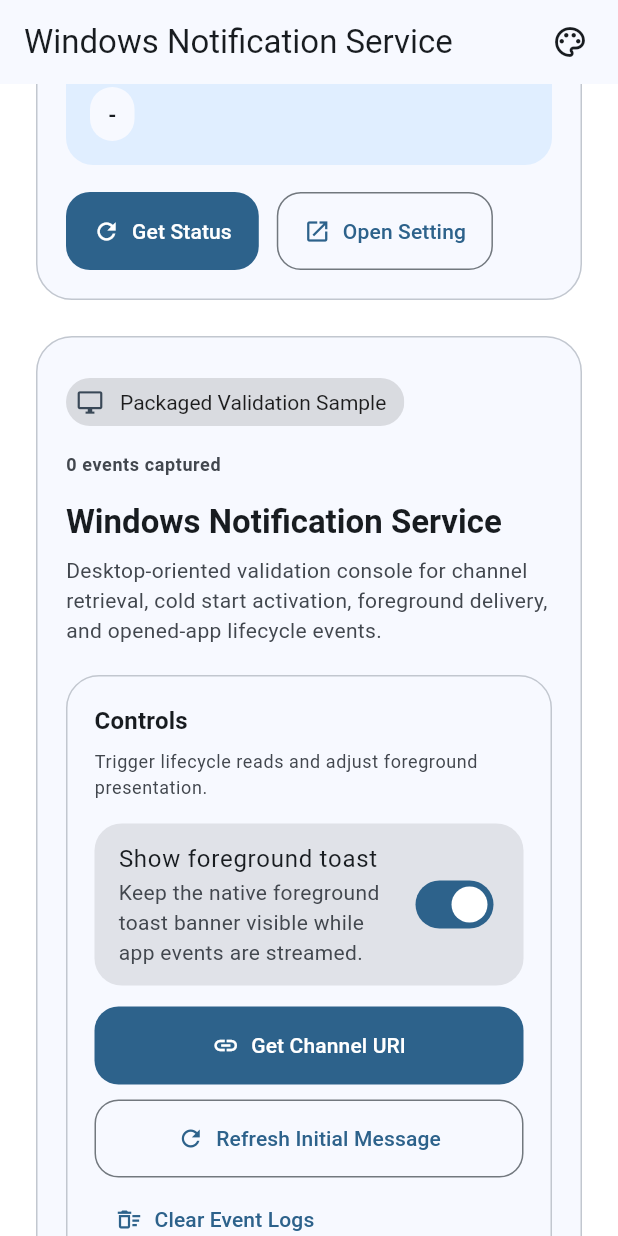
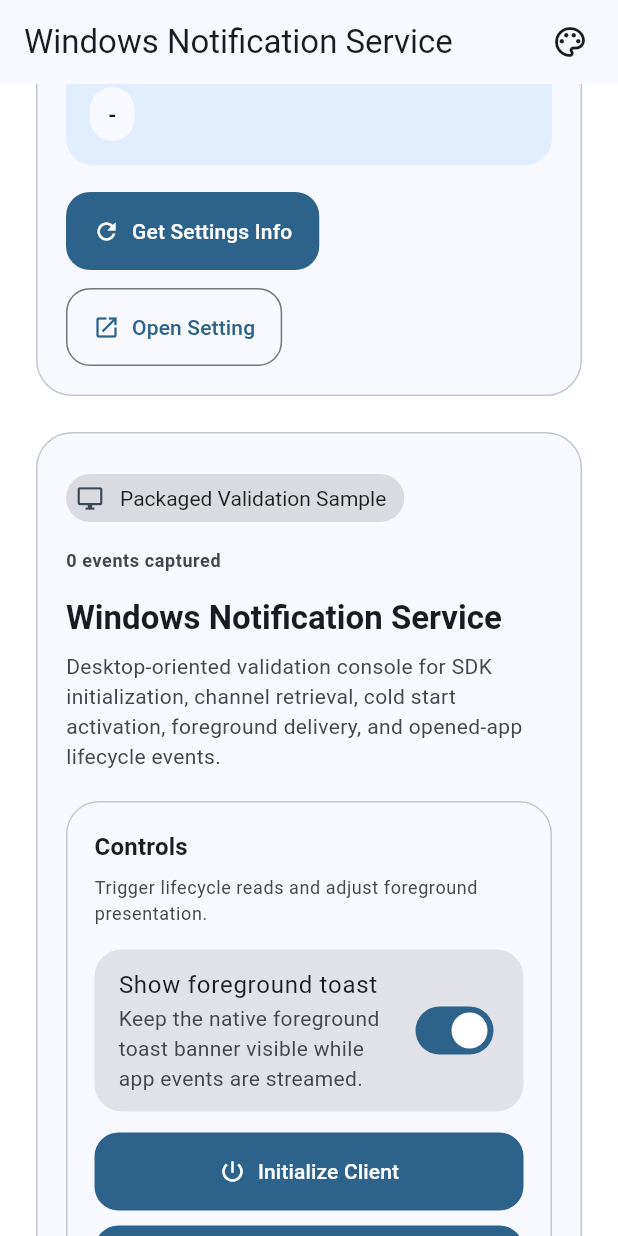
Before and after one commit to fapirus/wns_flutter, a Flutter app: the screen it shows after launch, scrolled down 576 dp, after a tap on "Open Setting", on a phone screen of 412 x 824 dp. Run offline on Flutter 3.47's test engine with Material 3 defaults, Android fonts, the phone set to English and light mode, and no system bars.

Commit message:
refactor(example): validate new SDK client flow
- Switch the sample client to WnsClient and WnsNotificationSettings as the default validation path.
- Add initialize, request channel, close channel, initial activation, expiration, and error detail surfaces.
- Keep legacy foreground presentation as a compatibility-only control.

- 샘플 클라이언트 기본 검증 경로를 WnsClient와 WnsNotificationSettings로 전환했다.
- initialize, request channel, close channel, initial activation, expiration, error detail 화면을 추가했다.
- legacy foreground presentation은 호환성 전용 컨트롤로 유지했다.

```diff
--- a/example/lib/controller/wns_example_controller.dart
+++ b/example/lib/controller/wns_example_controller.dart
@@ -12,9 +12,7 @@ class WnsExampleController extends ChangeNotifier {
   }) : _client = client,
        _now = now ?? DateTime.now {
     _messageSubscription = _client.onMessage.listen(_handleIncomingMessage);
-    _openedAppSubscription = _client.onMessageOpenedApp.listen(
-      _handleOpenedAppMessage,
-    );
+    _activationSubscription = _client.onActivation.listen(_handleActivation);
   }
 
   static const int _maxEntries = 50;
@@ -22,27 +20,40 @@ class WnsExampleController extends ChangeNotifier {
   final WnsDemoClient _client;
   final DateTime Function() _now;
 
-  StreamSubscription<WindowsIncomingMessage>? _messageSubscription;
-  StreamSubscription<WindowsNotificationActivation>? _openedAppSubscription;
+  StreamSubscription<WnsMessage>? _messageSubscription;
+  StreamSubscription<WnsActivation>? _activationSubscription;
 
+  bool _initialized = false;
   String _channelUri = '-';
-  WindowsNotificationActivation? _initialMessage;
-  DateTime? _initialMessageCheckedAt;
+  DateTime? _channelExpirationTime;
+  bool? _channelIsExpired;
+  WnsActivation? _initialActivation;
+  DateTime? _initialActivationCheckedAt;
   bool _foregroundAlert = true;
-  WnsNotificationStatus? _notificationStatus;
+  WnsNotificationSettingsInfo? _notificationSettingsInfo;
   final List<WnsEventLogEntry> _eventLogs = <WnsEventLogEntry>[];
 
+  bool get initialized => _initialized;
   String get channelUri => _channelUri;
-  WindowsNotificationActivation? get initialMessage => _initialMessage;
-  DateTime? get initialMessageCheckedAt => _initialMessageCheckedAt;
+  DateTime? get channelExpirationTime => _channelExpirationTime;
+  bool? get channelIsExpired => _channelIsExpired;
+  WnsActivation? get initialActivation => _initialActivation;
+  DateTime? get initialActivationCheckedAt => _initialActivationCheckedAt;
   bool get foregroundAlert => _foregroundAlert;
-  WnsNotificationStatus? get notificationStatus => _notificationStatus;
+  WnsNotificationSettingsInfo? get notificationSettingsInfo =>
+      _notificationSettingsInfo;
   List<WnsEventLogEntry> get eventLogs => List<WnsEventLogEntry>.unmodifiable(
     _eventLogs,
   );
 
-  Future<void> loadNotificationStatus() async {
-    _notificationStatus = await _client.getNotificationSettingStatus();
+  Future<void> initialize() async {
+    await _client.initialize();
+    _initialized = true;
+    notifyListeners();
+  }
+
+  Future<void> loadNotificationSettingsInfo() async {
+    _notificationSettingsInfo = await _client.getNotificationSettingsInfo();
     notifyListeners();
   }
 
@@ -50,15 +61,25 @@ class WnsExampleController extends ChangeNotifier {
     return _client.openNotificationSettingPage();
   }
 
-  Future<void> loadChannelUri() async {
-    final channel = await _client.getChannelUri();
+  Future<void> requestChannel() async {
+    final channel = await _client.requestChannel();
     _channelUri = channel.uri;
+    _channelExpirationTime = channel.expirationTime;
+    _channelIsExpired = channel.isExpired;
     notifyListeners();
   }
 
-  Future<void> refreshInitialMessage() async {
-    _initialMessage = await _client.getInitialMessage();
-    _initialMessageCheckedAt = _now();
+  Future<void> closeChannel() async {
+    await _client.closeChannel();
+    _channelUri = '-';
+    _channelExpirationTime = null;
+    _channelIsExpired = null;
+    notifyListeners();
+  }
+
+  Future<void> refreshInitialActivation() async {
+    _initialActivation = await _client.getInitialActivation();
+    _initialActivationCheckedAt = _now();
     notifyListeners();
   }
 
@@ -73,29 +94,33 @@ class WnsExampleController extends ChangeNotifier {
     notifyListeners();
   }
 
-  void _handleIncomingMessage(WindowsIncomingMessage message) {
+  void _handleIncomingMessage(WnsMessage message) {
     _addLog(
       WnsEventLogEntry(
         source: WnsEventLogSource.foregroundMessage,
         loggedAt: _now(),
         sourceTimestamp: message.receivedAt,
-        arguments: message.arguments,
+        notificationType: message.type,
+        messageSource: message.source,
+        arguments: message.payload.launchArguments ?? '',
         data: message.payload.data,
         userInput: const <String, String>{},
-        rawPayload: message.payload.rawPayload,
+        rawPayload: message.payload.xml ?? message.payload.rawText,
       ),
     );
   }
 
-  void _handleOpenedAppMessage(WindowsNotificationActivation activation) {
+  void _handleActivation(WnsActivation activation) {
     _addLog(
       WnsEventLogEntry(
         source: WnsEventLogSource.openedApp,
         loggedAt: _now(),
-        arguments: activation.arguments,
+        notificationType: activation.type,
+        activationKind: activation.kind,
+        arguments: activation.payload.launchArguments ?? '',
         data: activation.payload.data,
         userInput: activation.userInput,
-        rawPayload: activation.payload.rawPayload,
+        rawPayload: activation.payload.xml ?? activation.payload.rawText,
       ),
     );
   }
@@ -111,7 +136,7 @@ class WnsExampleController extends ChangeNotifier {
   @override
   void dispose() {
     _messageSubscription?.cancel();
-    _openedAppSubscription?.cancel();
+    _activationSubscription?.cancel();
     super.dispose();
   }
 }
--- a/example/lib/model/wns_event_log_entry.dart
+++ b/example/lib/model/wns_event_log_entry.dart
@@ -1,4 +1,5 @@
 import 'package:flutter/foundation.dart';
+import 'package:wns_flutter/wns_flutter.dart';
 
 enum WnsEventLogSource {
   foregroundMessage,
@@ -13,6 +14,9 @@ class WnsEventLogEntry {
     required this.arguments,
     required this.data,
     required this.userInput,
+    this.notificationType = WnsNotificationType.unknown,
+    this.messageSource,
+    this.activationKind,
     this.sourceTimestamp,
     this.rawPayload,
   });
@@ -20,6 +24,9 @@ class WnsEventLogEntry {
   final WnsEventLogSource source;
   final DateTime loggedAt;
   final DateTime? sourceTimestamp;
+  final WnsNotificationType notificationType;
+  final WnsMessageSource? messageSource;
+  final WnsActivationKind? activationKind;
   final String arguments;
   final Map<String, String> data;
   final Map<String, String> userInput;
--- a/example/lib/windows_notification_service_card.dart
+++ b/example/lib/windows_notification_service_card.dart
@@ -4,6 +4,7 @@ import 'package:flutter/services.dart';
 import 'package:wns_flutter_example/controller/wns_example_controller.dart';
 import 'package:wns_flutter_example/model/wns_event_log_entry.dart';
 import 'package:wns_flutter_example/wns_demo_client.dart';
+import 'package:wns_flutter_example/wns_error_details.dart';
 
 class WindowsNotificationServiceCard extends StatefulWidget {
   const WindowsNotificationServiceCard({super.key, required this.client});
@@ -23,7 +24,6 @@ class _WindowsNotificationServiceCardState
   void initState() {
     super.initState();
     _controller = WnsExampleController(client: widget.client);
-    _controller.refreshInitialMessage().catchError(_showErrorDialog);
   }
 
   @override
@@ -77,7 +77,7 @@ class _WindowsNotificationServiceCardState
                 ),
                 const SizedBox(height: 8),
                 Text(
-                  'Desktop-oriented validation console for channel retrieval, cold start activation, foreground delivery, and opened-app lifecycle events.',
+                  'Desktop-oriented validation console for SDK initialization, channel retrieval, cold start activation, foreground delivery, and opened-app lifecycle events.',
                   style: theme.textTheme.bodyMedium?.copyWith(
                     color: colorScheme.onSurfaceVariant,
                   ),
@@ -139,12 +139,43 @@ class _WindowsNotificationServiceCardState
       return;
     }
 
-    final message = error.toString();
+    final details = formatWnsError(error);
     await showDialog<void>(
       context: context,
       builder: (context) => AlertDialog(
-        title: const Text('Error'),
-        content: Text(message),
+        title: Text(details.title),
+        content: Column(
+          mainAxisSize: MainAxisSize.min,
+          crossAxisAlignment: CrossAxisAlignment.start,
+          children: [
+            if (details.code != null) ...[
+              Text(
+                'Code: ${details.code}',
+                style: const TextStyle(fontWeight: FontWeight.bold),
+              ),
+              const SizedBox(height: 8),
+            ],
+            Text(details.message),
+            if (details.recoveryHint != null) ...[
+              const SizedBox(height: 8),
+              Text('Recovery: ${details.recoveryHint}'),
+            ],
+            if (details.details != null) ...[
+              const SizedBox(height: 8),
+              Text('Details: ${details.details}'),
+            ],
+            const SizedBox(height: 16),
+            const Text(
+              'Raw:',
+              style: TextStyle(color: Colors.grey, fontSize: 12),
+            ),
+            const SizedBox(height: 4),
+            Text(
+              details.raw,
+              style: const TextStyle(color: Colors.grey, fontSize: 12),
+            ),
+          ],
+        ),
         actions: [
           TextButton(
             onPressed: () => Navigator.of(context).pop(),
@@ -201,25 +232,49 @@ class _ControlsSection extends StatelessWidget {
           FilledButton.icon(
             onPressed: () async {
               try {
-                await controller.loadChannelUri();
+                await controller.initialize();
+              } catch (error) {
+                await onError(error);
+              }
+            },
+            icon: const Icon(Icons.power_settings_new_outlined),
+            label: const Text('Initialize Client'),
+          ),
+          const SizedBox(height: 10),
+          FilledButton.icon(
+            onPressed: () async {
+              try {
+                await controller.requestChannel();
               } catch (error) {
                 await onError(error);
               }
             },
             icon: const Icon(Icons.link_outlined),
-            label: const Text('Get Channel URI'),
+            label: const Text('Request Channel'),
           ),
           const SizedBox(height: 10),
           OutlinedButton.icon(
             onPressed: () async {
               try {
-                await controller.refreshInitialMessage();
+                await controller.closeChannel();
+              } catch (error) {
+                await onError(error);
+              }
+            },
+            icon: const Icon(Icons.link_off_outlined),
+            label: const Text('Close Channel'),
+          ),
+          const SizedBox(height: 10),
+          OutlinedButton.icon(
+            onPressed: () async {
+              try {
+                await controller.refreshInitialActivation();
               } catch (error) {
                 await onError(error);
               }
             },
             icon: const Icon(Icons.refresh),
-            label: const Text('Refresh Initial Message'),
+            label: const Text('Refresh Initial Activation'),
           ),
           const SizedBox(height: 4),
           Align(
@@ -248,7 +303,7 @@ class _SummarySection extends StatelessWidget {
 
   @override
   Widget build(BuildContext context) {
-    final initialMessage = controller.initialMessage;
+    final initialActivation = controller.initialActivation;
 
     return _SectionPanel(
       title: 'Summary',
@@ -262,7 +317,16 @@ class _SummarySection extends StatelessWidget {
             children: [
               Chip(
                 label: Text(
-                  initialMessage == null ? 'Initial Message: Empty' : 'Initial Message: Available',
+                  controller.initialized
+                      ? 'Client: Initialized'
+                      : 'Client: Not Initialized',
+                ),
+              ),
+              Chip(
+                label: Text(
+                  initialActivation == null
+                      ? 'Initial Activation: Empty'
+                      : 'Initial Activation: Available',
                 ),
               ),
               if (controller.channelUri != '-')
@@ -295,34 +359,57 @@ class _SummarySection extends StatelessWidget {
           ),
           const SizedBox(height: 12),
           _SummaryTile(
-            label: 'Initial Message Checked At',
-            valueKey: const ValueKey('initial-message-checked-at-value'),
+            label: 'Channel Expiration',
+            valueKey: const ValueKey('channel-expiration-value'),
             child: Text(
-              controller.initialMessageCheckedAt == null
+              controller.channelExpirationTime == null
                   ? '-'
-                  : _formatDateTime(controller.initialMessageCheckedAt!),
+                  : '${_formatDateTime(controller.channelExpirationTime!)} '
+                        '(isExpired=${controller.channelIsExpired})',
             ),
           ),
           const SizedBox(height: 12),
           _SummaryTile(
-            label: 'Initial Message',
-            valueKey: const ValueKey('initial-message-value'),
-            child: initialMessage == null
-                ? const Text('No activation message')
+            label: 'Initial Activation Checked At',
+            valueKey: const ValueKey('initial-activation-checked-at-value'),
+            child: Text(
+              controller.initialActivationCheckedAt == null
+                  ? '-'
+                  : _formatDateTime(controller.initialActivationCheckedAt!),
+            ),
+          ),
+          const SizedBox(height: 12),
+          _SummaryTile(
+            label: 'Initial Activation',
+            valueKey: const ValueKey('initial-activation-value'),
+            child: initialActivation == null
+                ? const Text('No activation')
                 : Column(
                     crossAxisAlignment: CrossAxisAlignment.start,
                     children: [
-                      _SelectablePreviewText(initialMessage.arguments),
+                      _InlineMetric(
+                        label: 'Type',
+                        value: initialActivation.type.name,
+                      ),
+                      const SizedBox(height: 8),
+                      _InlineMetric(
+                        label: 'Kind',
+                        value: initialActivation.kind.name,
+                      ),
+                      const SizedBox(height: 8),
+                      _SelectablePreviewText(
+                        initialActivation.payload.launchArguments ?? '',
+                      ),
                       const SizedBox(height: 8),
                       _InlineMetric(
                         label: 'Data',
-                        value: _formatMap(initialMessage.payload.data),
+                        value: _formatMap(initialActivation.payload.data),
                       ),
-                      if (initialMessage.userInput.isNotEmpty) ...[
+                      if (initialActivation.userInput.isNotEmpty) ...[
                         const SizedBox(height: 8),
                         _InlineMetric(
                           label: 'User Input',
-                          value: _formatMap(initialMessage.userInput),
+                          value: _formatMap(initialActivation.userInput),
                         ),
                       ],
                     ],
@@ -424,6 +511,11 @@ class _EventLogTile extends StatelessWidget {
                       crossAxisAlignment: WrapCrossAlignment.center,
                       children: [
                         Chip(label: Text(sourceLabel)),
+                        Chip(label: Text(entry.notificationType.name)),
+                        if (entry.messageSource != null)
+                          Chip(label: Text(entry.messageSource!.name)),
+                        if (entry.activationKind != null)
+                          Chip(label: Text(entry.activationKind!.name)),
                         Text(
                           primaryLabel,
                           style: theme.textTheme.bodySmall?.copyWith(
--- a/example/lib/wns_demo_client.dart
+++ b/example/lib/wns_demo_client.dart
@@ -1,59 +1,82 @@
 import 'package:wns_flutter/wns_flutter.dart';
 
 abstract class WnsDemoClient {
-  Future<WnsNotificationStatus> getNotificationSettingStatus();
+  Future<void> initialize();
+
+  Future<WnsNotificationSettingsInfo> getNotificationSettingsInfo();
 
   Future<void> openNotificationSettingPage();
 
-  Future<ChannelUri> getChannelUri();
+  Future<WnsChannel> requestChannel();
+
+  Future<void> closeChannel();
 
   Future<void> setForegroundNotificationPresentation({required bool alert});
 
-  Future<WindowsNotificationActivation?> getInitialMessage();
+  Future<WnsActivation?> getInitialActivation();
 
-  Stream<WindowsIncomingMessage> get onMessage;
+  Stream<WnsMessage> get onMessage;
 
-  Stream<WindowsNotificationActivation> get onMessageOpenedApp;
+  Stream<WnsActivation> get onActivation;
 }
 
 class DefaultWnsDemoClient implements WnsDemoClient {
-  DefaultWnsDemoClient({WindowsNotificationService? service})
-    : _service = service ?? WindowsNotificationService.instance;
+  DefaultWnsDemoClient({
+    WnsClient? client,
+    WnsNotificationSettings? settings,
+    WindowsNotificationService? legacyService,
+  }) : _client =
+           client ??
+           const WnsClientBuilder().create(const PartnerCenterWnsOptions()),
+       _settings = settings ?? WnsNotificationSettings(),
+       _legacyService = legacyService ?? WindowsNotificationService.instance;
 
-  final WindowsNotificationService _service;
+  final WnsClient _client;
+  final WnsNotificationSettings _settings;
+  final WindowsNotificationService _legacyService;
 
   @override
-  Future<WnsNotificationStatus> getNotificationSettingStatus() {
-    return _service.getNotificationSettingStatus();
+  Future<void> initialize() {
+    return _client.initialize();
+  }
+
+  @override
+  Future<WnsNotificationSettingsInfo> getNotificationSettingsInfo() {
+    return _settings.getInfo();
   }
 
   @override
   Future<void> openNotificationSettingPage() {
-    return _service.openNotificationSettingPage();
+    return _settings.openSettingsPage();
   }
 
   @override
-  Future<ChannelUri> getChannelUri() {
-    return _service.getChannelUri();
+  Future<WnsChannel> requestChannel() {
+    return _client.requestChannel();
+  }
+
+  @override
+  Future<void> closeChannel() {
+    return _client.closeChannel();
   }
 
   @override
   Future<void> setForegroundNotificationPresentation({required bool alert}) {
-    return _service.setForegroundNotificationPresentation(alert: alert);
+    return _legacyService.setForegroundNotificationPresentation(alert: alert);
   }
 
   @override
-  Future<WindowsNotificationActivation?> getInitialMessage() {
-    return _service.getInitialMessage();
+  Future<WnsActivation?> getInitialActivation() {
+    return _client.getInitialActivation();
   }
 
   @override
-  Stream<WindowsIncomingMessage> get onMessage {
-    return _service.onMessage;
+  Stream<WnsMessage> get onMessage {
+    return _client.onMessage;
   }
 
   @override
-  Stream<WindowsNotificationActivation> get onMessageOpenedApp {
-    return _service.onMessageOpenedApp;
+  Stream<WnsActivation> get onActivation {
+    return _client.onActivation;
   }
 }
```
Also changed, not shown: example/lib/notification_setting_card.dart (+21 -16 lines), example/lib/wns_error_details.dart (added, +38 -0 lines).
